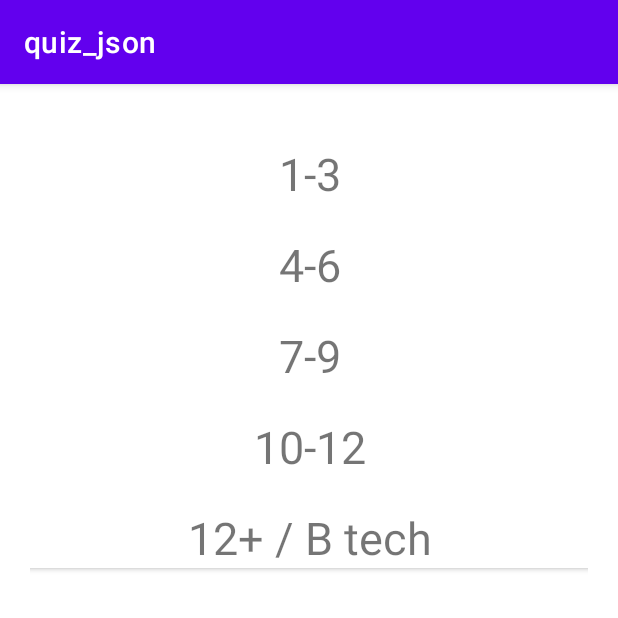
After one commit to daksh80/quize, an Android app: the fragment RangeStudent shown on its own in the app's theme, on a phone screen of 412 x 824 dp, the top half of it. The commit adds this screen. Run offline under Robolectric (Android 15) with nearby library versions, the phone set to English and light mode, and no system bars.

Commit message:
RecyclerView(Home Page + Range Page)

```diff
--- a/app/build.gradle
+++ b/app/build.gradle
@@ -54,4 +54,5 @@ dependencies {
     //fragment dependencies
     implementation("androidx.fragment:fragment-ktx:1.5.6")
 
+
 }
--- a/app/src/main/java/com/example/quiz_json/Controllers/BooleanQuizController.kt
+++ b/app/src/main/java/com/example/quiz_json/Controllers/BooleanQuizController.kt
@@ -97,7 +97,7 @@ class BooleanQuizController : Fragment() {
 
     }
     private fun replaceFragment(fragment: Fragment){
-        getParentFragmentManager().beginTransaction().replace(R.id.fragment_container3,fragment).commit()
+        getParentFragmentManager().beginTransaction().replace(R.id.fragment_container3,fragment).addToBackStack("null").commit()
     }
 
 }
--- /dev/null
+++ b/app/src/main/java/com/example/quiz_json/Controllers/RangeStudent.kt
@@ -0,0 +1,74 @@
+package com.example.quiz_json.Controllers
+
+import android.os.Bundle
+import androidx.fragment.app.Fragment
+import android.view.LayoutInflater
+import android.view.View
+import android.view.ViewGroup
+import android.widget.Toast
+import androidx.recyclerview.widget.LinearLayoutManager
+import androidx.recyclerview.widget.RecyclerView
+import com.example.quiz_json.Model.SubjectModel
+import com.example.quiz_json.R
+import com.example.quiz_json.RangeAdapter
+import com.example.quiz_json.databinding.RangeStudentBinding
+
+// TODO: Rename parameter arguments, choose names that match
+// the fragment initialization parameters, e.g. ARG_ITEM_NUMBER
+private const val ARG_PARAM1 = "param1"
+private const val ARG_PARAM2 = "param2"
+
+/**
+ * A simple [Fragment] subclass.
+ * Use the [RangeStudent.newInstance] factory method to
+ * create an instance of this fragment.
+ */
+class RangeStudent : Fragment() {
+    // TODO: Rename and change types of parameters
+    private var param1: String? = null
+    private var param2: String? = null
+    lateinit var binding: RangeStudentBinding
+    lateinit var ranges: SubjectModel
+
+    override fun onCreate(savedInstanceState: Bundle?) {
+        super.onCreate(savedInstanceState)
+        binding = RangeStudentBinding.inflate(layoutInflater)
+        ranges = SubjectModel()
+
+    }
+
+    override fun onCreateView(
+        inflater: LayoutInflater, container: ViewGroup?,
+        savedInstanceState: Bundle?
+    ): View? {
+        // Inflate the layout for this fragment
+        val view = inflater.inflate(R.layout.fragment_start_quize2, container, false)
+        val questions = ranges.Ranges(requireContext())
+        val recyview1 = view.findViewById<RecyclerView>(R.id.rvquize)
+        recyview1.layoutManager = LinearLayoutManager(requireContext())
+        val itemAdapter = RangeAdapter(questions,requireContext())
+        recyview1.adapter=itemAdapter
+        Toast.makeText(context,"${questions.size}",Toast.LENGTH_LONG).show()
+        return view
+    }
+
+    companion object {
+        /**
+         * Use this factory method to create a new instance of
+         * this fragment using the provided parameters.
+         *
+         * @param param1 Parameter 1.
+         * @param param2 Parameter 2.
+         * @return A new instance of fragment RangeStudent.
+         */
+        // TODO: Rename and change types and number of parameters
+        @JvmStatic
+        fun newInstance(param1: String, param2: String) =
+            RangeStudent().apply {
+                arguments = Bundle().apply {
+                    putString(ARG_PARAM1, param1)
+                    putString(ARG_PARAM2, param2)
+                }
+            }
+    }
+}
--- a/app/src/main/java/com/example/quiz_json/MainActivity.kt
+++ b/app/src/main/java/com/example/quiz_json/MainActivity.kt
@@ -6,6 +6,7 @@ import android.view.Menu
 import android.view.MenuItem
 import android.widget.Toast
 import androidx.fragment.app.Fragment
+import com.example.quiz_json.Controllers.RangeStudent
 import com.example.quiz_json.Controllers.StartQuizController
 import com.example.quiz_json.databinding.ActivityMainBinding
 
@@ -31,6 +32,6 @@ class MainActivity : AppCompatActivity() {
         return super.onOptionsItemSelected(item)
     }
     private fun replaceFragment(fragment: Fragment){
-        supportFragmentManager.beginTransaction().replace(R.id.fragment_container3,fragment).commit()
+        supportFragmentManager.beginTransaction().replace(R.id.fragment_container3,fragment).addToBackStack("null").commit()
     }
 }
--- a/app/src/main/java/com/example/quiz_json/Model/SubjectModel.kt
+++ b/app/src/main/java/com/example/quiz_json/Model/SubjectModel.kt
@@ -1,29 +1,54 @@
 package com.example.quiz_json.Model
 
 import android.content.Context
-import android.widget.Toast
+import android.view.View
 import org.json.JSONObject
 
 class SubjectModel {
+
     data class subject(
         val Subject : String,
-        val image: String
+        //val image: String
     )
 
-    fun subject(context: Context?): Array<subject> {
+
+    val userList: ArrayList<SubjectModel.subject> = ArrayList()
+    fun subject(context: Context?): ArrayList<subject> {
         val jsonString = context!!.assets.open("subject.json").bufferedReader().use { it.readText() }
         val json = JSONObject(jsonString)
-        val subjectJson = json.getJSONArray("Subject")
-        val subjectrcy = Array(subjectJson.length()) { i ->
-            val questionJson = subjectJson.getJSONObject(i)
-            subject(
-                questionJson.getString("Subject"),
-                questionJson.getString("image")
-            )
-        }
-        Toast.makeText(context, "No.of questions are ${subjectrcy.size}", Toast.LENGTH_SHORT).show()
+        val subjectJson = json.getJSONArray("Subject1")
+         for(i in 0 until subjectJson.length()) {
+             val questionJson = subjectJson.getJSONObject(i)
+             val subjectprimary = subject(
+                 questionJson.getString("Subject"),
+                 //questionJson.getString("image")
+             )
+             userList.add(subjectprimary)
 
-       return subjectrcy
+         }
+
+
+
+       return userList
     }
 
+    data class Ranges(
+        val Range: String
+    )
+
+    val rangelist: ArrayList<SubjectModel.Ranges> = ArrayList()
+
+    fun Ranges(context: Context?): ArrayList<SubjectModel.Ranges>{
+        val jsonString = context!!.assets.open("subject.json").bufferedReader().use { it.readText() }
+        val json = JSONObject(jsonString)
+        val SubRangejson  = json.getJSONArray("Ranges")
+        for(i in 0 until SubRangejson.length()){
+            val Rangejson = SubRangejson.getJSONObject(i)
+            val studRange = Ranges(
+                Rangejson.getString("Range")
+            )
+            rangelist.add(studRange)
+        }
+        return rangelist
+    }
 }
--- /dev/null
+++ b/app/src/main/java/com/example/quiz_json/RangeAdapter.kt
@@ -0,0 +1,31 @@
+package com.example.quiz_json
+
+import android.content.Context
+import android.view.LayoutInflater
+import android.view.View
+import android.view.ViewGroup
+import android.widget.TextView
+import androidx.recyclerview.widget.RecyclerView
+import com.example.quiz_json.Model.SubjectModel
+
+class RangeAdapter(val items: ArrayList<SubjectModel.Ranges>, val context: Context)  :
+    RecyclerView.Adapter<RangeAdapter.ViewHolder>() {
+    override fun onCreateViewHolder(parent: ViewGroup, viewType: Int): RangeAdapter.ViewHolder {
+        return ViewHolder(
+            LayoutInflater.from(context).inflate(R.layout.range_student, parent, false)
+        )
+    }
+
+    override fun onBindViewHolder(holder: RangeAdapter.ViewHolder, position: Int) {
+        val items = items.get(position)
+        holder.ageRange.text = items.Range
+
+    }
+
+    override fun getItemCount(): Int {
+       return items.size
+    }
+    inner class ViewHolder(view: View) : RecyclerView.ViewHolder(view){
+        val ageRange = view.findViewById<TextView>(R.id.range)
+    }
+}
--- a/app/src/main/java/com/example/quiz_json/Setting.kt
+++ b/app/src/main/java/com/example/quiz_json/Setting.kt
@@ -94,7 +94,7 @@ class Setting : Fragment() {
             }
     }
     private fun replaceFragment(fragment: Fragment){
-        getParentFragmentManager().beginTransaction().replace(R.id.fragment_container3,fragment).commit()
+        getParentFragmentManager().beginTransaction().replace(R.id.fragment_container3,fragment).addToBackStack("null").commit()
 
     }
 }
--- a/app/src/main/java/com/example/quiz_json/startQuize2.kt
+++ b/app/src/main/java/com/example/quiz_json/startQuize2.kt
@@ -59,6 +59,7 @@ class startQuize2 : Fragment() {
         val itemAdapter = context?.let { QuizeAdapter(quizItems, it) }
         recyview.adapter = itemAdapter
 
+
 //        context?.let { loadData(it) }
 
         return view
--- /dev/null
+++ b/app/src/main/res/layout/range_student.xml
@@ -0,0 +1,19 @@
+<?xml version="1.0" encoding="utf-8"?>
+<androidx.cardview.widget.CardView xmlns:android="http://schemas.android.com/apk/res/android"
+    xmlns:tools="http://schemas.android.com/tools"
+    android:layout_width="match_parent"
+    android:layout_height="wrap_content"
+    tools:context=".Controllers.RangeStudent">
+
+    <!-- TODO: Update blank fragment layout -->
+    <TextView
+        android:id="@+id/range"
+        android:layout_width="match_parent"
+        android:layout_height="wrap_content"
+        android:text="@string/Range"
+        android:textAlignment="center"
+        android:textSize="30dp"
+        android:layout_marginTop="20dp"
+        />
+
+</androidx.cardview.widget.CardView>
--- a/app/src/main/res/layout/subject.xml
+++ b/app/src/main/res/layout/subject.xml
@@ -2,7 +2,7 @@
 <androidx.cardview.widget.CardView
     xmlns:android="http://schemas.android.com/apk/res/android"
     android:layout_width="match_parent"
-    android:layout_height="match_parent">
+    android:layout_height="wrap_content">
 
     <ImageView
         android:layout_width="wrap_content"
--- a/app/src/main/res/values/strings.xml
+++ b/app/src/main/res/values/strings.xml
@@ -17,4 +17,5 @@
     <string name="total_question">Total Question:-</string>
     <string name="percentage">Percentage:-</string>
     <string name="subject">Subject</string>
+    <string name="Range">Range</string>
 </resources>
```
Also changed, not shown: app/src/main/assets/subject.json (+28 -11 lines), app/src/main/java/com/example/quiz_json/Controllers/StartQuizController.kt (+11 -3 lines), app/src/main/java/com/example/quiz_json/SubjectAdapter.kt (added, +44 -0 lines), 2 other files.
